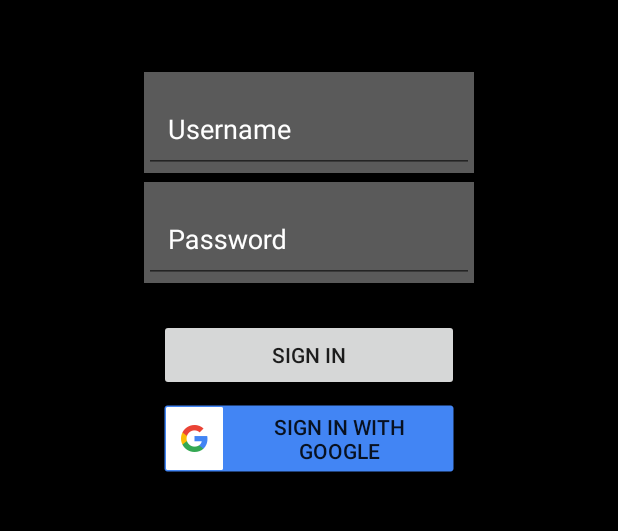
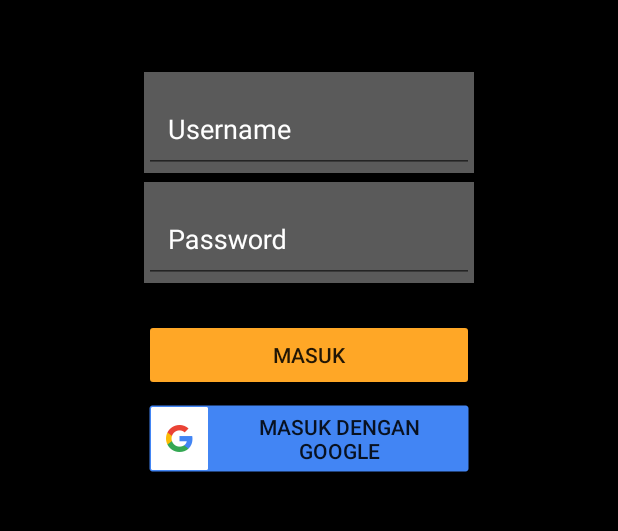
Before and after one commit to Akise17/YukTanding, an Android app: the layout activity_login.xml on its own in the app's theme, with its tools: preview values and no code run, on a phone screen of 412 x 824 dp, the part 236-767 px from its top. Run offline under Robolectric (Android 15) with nearby library versions, the phone set to English and light mode, and no system bars.

Commit message:
ganti warna tombol jadi oren kayak thejack

```diff
--- a/app/src/main/java/id/yuktanding/yuktanding/Login.kt
+++ b/app/src/main/java/id/yuktanding/yuktanding/Login.kt
@@ -25,7 +25,6 @@ class Login : AppCompatActivity() {
     val TAG = "Disini"
     val email = null
     val password = null
-    val serviceAccount = FileInputStream("path/to/serviceAccountKey.json")
 
     override fun onCreate(savedInstanceState: Bundle?) {
         super.onCreate(savedInstanceState)
@@ -45,7 +44,7 @@ class Login : AppCompatActivity() {
         uie = findViewById(R.id.user_input_edit) as TextInputEditText
         ib = findViewById(R.id.image_background) as ImageView
         btnSignin = findViewById(R.id.btn_Login) as Button
-        btnSignGoogle = findViewById(R.id.btn_Google) as Button
+        //btnSignGoogle = findViewById(R.id.btn_Google) as Button
 
         Log.d(TAG,"sebelum Picasso")
         Picasso.with(this)
--- a/app/src/main/res/layout/activity_login.xml
+++ b/app/src/main/res/layout/activity_login.xml
@@ -67,17 +67,25 @@
         app:layout_constraintLeft_toLeftOf="parent"
         app:layout_constraintRight_toRightOf="parent"
         app:layout_constraintTop_toBottomOf="@+id/pass_in"
+        android:backgroundTint="@color/oren"
         android:layout_marginTop="24dp"
         android:text="@string/login"
         android:id="@+id/btn_Login"/>
-    <Button
+
+    <com.google.android.gms.common.SignInButton
         style="@style/tombol"
+        android:id="@+id/g_signin"
+        android:layout_marginTop="6dp"
         app:layout_constraintLeft_toLeftOf="parent"
         app:layout_constraintRight_toRightOf="parent"
-        app:layout_constraintTop_toBottomOf="@+id/btn_Login"
-        android:layout_marginTop="6dp"
-        android:id="@+id/btn_Google"
-        android:background="@drawable/btn_google_signin_dark_normal_ldpi"
-        android:text="@string/google"/>
+        app:layout_constraintTop_toBottomOf="@+id/btn_Login">
+        <Button
+            android:layout_height="wrap_content"
+            android:layout_width="@dimen/Button"
+            android:id="@+id/btn_Google"
+            android:background="@drawable/btn_google_signin_dark_normal_ldpi"
+            android:text="@string/google"/>
+    </com.google.android.gms.common.SignInButton>
+
 
 </android.support.constraint.ConstraintLayout>
--- a/app/src/main/res/values/colors.xml
+++ b/app/src/main/res/values/colors.xml
@@ -5,6 +5,7 @@
     <color name="colorAccent">#FF4081</color>
     <color name="yukTandingGreen">#77dd77</color>
 
+    <color name="oren">#ffa726</color>
     <color name="background_prime">#000000</color>
     <color name="color_input_hint">#FFF</color>
     <color name="color_text_highlight">#6555a325</color>
--- a/app/src/main/res/values/dimens.xml
+++ b/app/src/main/res/values/dimens.xml
@@ -8,5 +8,5 @@
     <dimen name="activity_guide">32dp</dimen>
     <dimen name="input_width">220dp</dimen>
     <dimen name="text_padding">16dp</dimen>
-    <dimen name="Button">200dp</dimen>
+    <dimen name="Button">220dp</dimen>
 </resources>
--- a/app/src/main/res/values/strings.xml
+++ b/app/src/main/res/values/strings.xml
@@ -16,6 +16,6 @@
     <string name="permission_rationale">"Contacts permissions are needed for providing email
         completions."
     </string>
-    <string name="login">Sign In</string>
-    <string name="google">Sign In with Google</string>
+    <string name="login">Masuk</string>
+    <string name="google">Masuk dengan Google</string>
 </resources>
```
